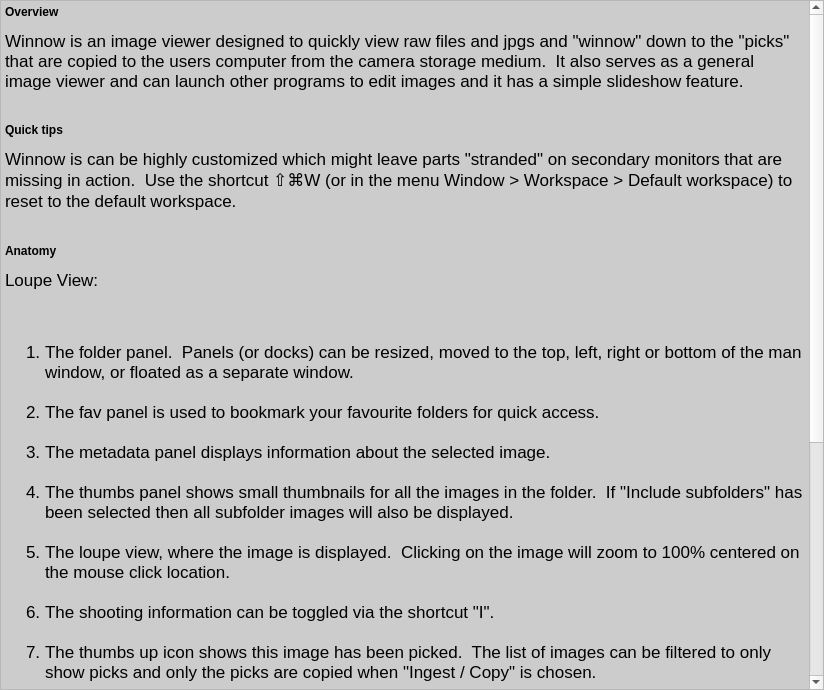
Above: helpform.ui from towhee/Winnow64 before the change. Below: the same form after it.
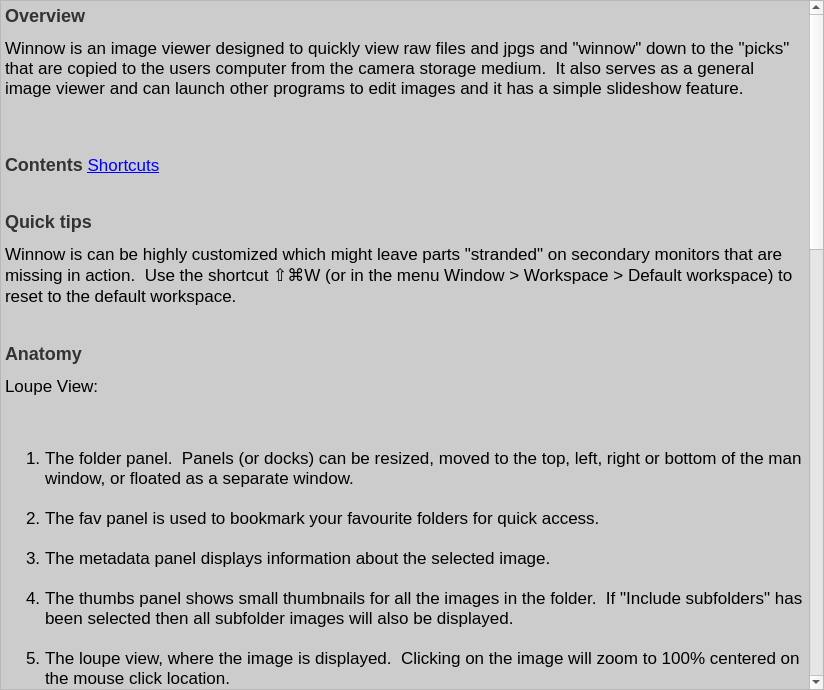
That is the form after the change. Icons and pictures are not drawn.

Commit message: Added quick filters

The edit to the form file:
```diff
--- a/helpform.ui
+++ b/helpform.ui
@@ -44,11 +44,12 @@
 &lt;html&gt;&lt;head&gt;&lt;meta name=&quot;qrichtext&quot; content=&quot;1&quot; /&gt;&lt;title&gt;Winnow help&lt;/title&gt;&lt;style type=&quot;text/css&quot;&gt;
 p, li { white-space: pre-wrap; }
 &lt;/style&gt;&lt;/head&gt;&lt;body style=&quot; font-family:'.SF NS Text'; font-size:13pt; font-weight:400; font-style:normal;&quot; bgcolor=&quot;#cccccc&quot;&gt;
-&lt;p style=&quot; margin-top:12px; margin-bottom:12px; margin-left:0px; margin-right:0px; -qt-block-indent:0; text-indent:0px;&quot;&gt;&lt;span style=&quot; font-size:medium; font-weight:600;&quot;&gt;Overview&lt;/span&gt;&lt;/p&gt;
-&lt;p style=&quot; margin-top:0px; margin-bottom:0px; margin-left:0px; margin-right:0px; -qt-block-indent:0; text-indent:0px;&quot;&gt;Winnow is an image viewer designed to quickly view raw files and jpgs and &amp;quot;winnow&amp;quot; down to the &amp;quot;picks&amp;quot; that are copied to the users computer from the camera storage medium.  It also serves as a general image viewer and can launch other programs to edit images and it has a simple slideshow feature.&lt;br /&gt;&lt;/p&gt;
-&lt;p style=&quot; margin-top:12px; margin-bottom:12px; margin-left:0px; margin-right:0px; -qt-block-indent:0; text-indent:0px;&quot;&gt;&lt;span style=&quot; font-size:medium; font-weight:600;&quot;&gt;Quick tips&lt;/span&gt;&lt;/p&gt;
+&lt;p style=&quot; margin-top:16px; margin-bottom:12px; margin-left:0px; margin-right:0px; -qt-block-indent:0; text-indent:0px;&quot;&gt;&lt;span style=&quot; font-size:x-large; font-weight:600; color:#333333;&quot;&gt;Overview&lt;/span&gt;&lt;/p&gt;
+&lt;p style=&quot; margin-top:0px; margin-bottom:0px; margin-left:0px; margin-right:0px; -qt-block-indent:0; text-indent:0px;&quot;&gt;Winnow is an image viewer designed to quickly view raw files and jpgs and &amp;quot;winnow&amp;quot; down to the &amp;quot;picks&amp;quot; that are copied to the users computer from the camera storage medium.  It also serves as a general image viewer and can launch other programs to edit images and it has a simple slideshow feature.&lt;br /&gt;&lt;br /&gt;&lt;/p&gt;
+&lt;p style=&quot; margin-top:16px; margin-bottom:12px; margin-left:0px; margin-right:0px; -qt-block-indent:0; text-indent:0px;&quot;&gt;&lt;span style=&quot; font-size:x-large; font-weight:600; color:#333333;&quot;&gt;Contents&lt;/span&gt; &lt;a href=&quot;#Shortcuts&quot;&gt;&lt;span style=&quot; text-decoration: underline; color:#0000ff;&quot;&gt;Shortcuts&lt;/span&gt;&lt;/a&gt;&lt;br /&gt;&lt;/p&gt;
+&lt;p style=&quot; margin-top:16px; margin-bottom:12px; margin-left:0px; margin-right:0px; -qt-block-indent:0; text-indent:0px;&quot;&gt;&lt;span style=&quot; font-size:x-large; font-weight:600; color:#333333;&quot;&gt;Quick tips&lt;/span&gt;&lt;/p&gt;
 &lt;p style=&quot; margin-top:0px; margin-bottom:0px; margin-left:0px; margin-right:0px; -qt-block-indent:0; text-indent:0px;&quot;&gt;Winnow is can be highly customized which might leave parts &amp;quot;stranded&amp;quot; on secondary monitors that are missing in action.  Use the shortcut ⇧⌘W (or in the menu Window &amp;gt; Workspace &amp;gt; Default workspace) to reset to the default workspace.&lt;br /&gt;&lt;/p&gt;
-&lt;p style=&quot; margin-top:12px; margin-bottom:12px; margin-left:0px; margin-right:0px; -qt-block-indent:0; text-indent:0px;&quot;&gt;&lt;span style=&quot; font-size:medium; font-weight:600;&quot;&gt;Anatomy&lt;/span&gt;&lt;/p&gt;
+&lt;p style=&quot; margin-top:16px; margin-bottom:12px; margin-left:0px; margin-right:0px; -qt-block-indent:0; text-indent:0px;&quot;&gt;&lt;span style=&quot; font-size:x-large; font-weight:600; color:#333333;&quot;&gt;Anatomy&lt;/span&gt;&lt;/p&gt;
 &lt;p style=&quot; margin-top:0px; margin-bottom:0px; margin-left:0px; margin-right:0px; -qt-block-indent:0; text-indent:0px;&quot;&gt;Loupe View:&lt;br /&gt;&lt;img src=&quot;../images/Winnow%20Loupe%20View.png&quot; width=&quot;800&quot; height=&quot;549&quot; /&gt;&lt;br /&gt;&lt;/p&gt;
 &lt;ol style=&quot;margin-top: 0px; margin-bottom: 0px; margin-left: 0px; margin-right: 0px; -qt-list-indent: 1;&quot;&gt;&lt;li style=&quot; margin-top:12px; margin-bottom:0px; margin-left:0px; margin-right:0px; -qt-block-indent:0; text-indent:0px;&quot;&gt;The folder panel.  Panels (or docks) can be resized, moved to the top, left, right or bottom of the man window, or floated as a separate window.&lt;br /&gt;&lt;/li&gt;
 &lt;li style=&quot; margin-top:0px; margin-bottom:0px; margin-left:0px; margin-right:0px; -qt-block-indent:0; text-indent:0px;&quot;&gt;The fav panel is used to bookmark your favourite folders for quick access.&lt;br /&gt;&lt;/li&gt;
@@ -61,7 +62,279 @@
 &lt;li style=&quot; margin-top:0px; margin-bottom:0px; margin-left:0px; margin-right:0px; -qt-block-indent:0; text-indent:0px;&quot;&gt;This is the image cache status display.  The entire bar represents all the images in the thumb list.  The green part shows the images that have been cached and the tiny red bar shows where the current selection is situated.  Cached images display much faster.&lt;br /&gt;&lt;/li&gt;
 &lt;li style=&quot; margin-top:0px; margin-bottom:12px; margin-left:0px; margin-right:0px; -qt-block-indent:0; text-indent:0px;&quot;&gt;The cache status buttons (metadata, thumbs and full size images respectively) turn green when caching is active.   &lt;/li&gt;&lt;/ol&gt;
 &lt;p style=&quot; margin-top:12px; margin-bottom:12px; margin-left:0px; margin-right:0px; -qt-block-indent:0; text-indent:0px;&quot;&gt;Grid View:    &lt;br /&gt;&lt;img src=&quot;../images/Winnow%20Grid%20View.png&quot; width=&quot;800&quot; height=&quot;549&quot; /&gt;&lt;br /&gt;&lt;/p&gt;
-&lt;p style=&quot; margin-top:12px; margin-bottom:12px; margin-left:0px; margin-right:0px; -qt-block-indent:0; text-indent:0px;&quot;&gt;&lt;br /&gt;&lt;br /&gt;&lt;/p&gt;
+&lt;p style=&quot; margin-top:12px; margin-bottom:12px; margin-left:0px; margin-right:0px; -qt-block-indent:0; text-indent:0px;&quot;&gt;&lt;a name=&quot;Shortcuts&quot;&gt;&lt;/a&gt;&lt;span style=&quot; font-size:medium; font-weight:600;&quot;&gt;S&lt;/span&gt;&lt;span style=&quot; font-size:medium; font-weight:600;&quot;&gt;hortcuts&lt;/span&gt; &lt;/p&gt;
+&lt;table border=&quot;0&quot; style=&quot; margin-top:0px; margin-bottom:0px; margin-left:0px; margin-right:0px;&quot; width=&quot;800&quot; cellspacing=&quot;0&quot; cellpadding=&quot;0&quot;&gt;
+&lt;tr&gt;
+&lt;td width=&quot;300&quot; style=&quot; vertical-align:top;&quot;&gt;
+&lt;p style=&quot; margin-top:0px; margin-bottom:0px; margin-left:0px; margin-right:0px; -qt-block-indent:0; text-indent:0px;&quot;&gt;File Actions&lt;br /&gt;&lt;/p&gt;&lt;/td&gt;
+&lt;td width=&quot;100&quot; style=&quot; vertical-align:top;&quot;&gt;
+&lt;p style=&quot; margin-top:0px; margin-bottom:0px; margin-left:0px; margin-right:0px; -qt-block-indent:0; text-indent:0px;&quot;&gt;&lt;br /&gt;&lt;/p&gt;&lt;/td&gt;
+&lt;td width=&quot;300&quot; style=&quot; vertical-align:top;&quot;&gt;
+&lt;p style=&quot; margin-top:0px; margin-bottom:0px; margin-left:0px; margin-right:0px; -qt-block-indent:0; text-indent:0px;&quot;&gt;View Actions&lt;br /&gt;&lt;/p&gt;&lt;/td&gt;
+&lt;td width=&quot;100&quot; style=&quot; vertical-align:top;&quot;&gt;
+&lt;p style=&quot; margin-top:0px; margin-bottom:0px; margin-left:0px; margin-right:0px; -qt-block-indent:0; text-indent:0px;&quot;&gt;&lt;br /&gt;&lt;/p&gt;&lt;/td&gt;&lt;/tr&gt;
+&lt;tr&gt;
+&lt;td style=&quot; vertical-align:top;&quot;&gt;
+&lt;p style=&quot; margin-top:0px; margin-bottom:0px; margin-left:0px; margin-right:0px; -qt-block-indent:0; text-indent:0px;&quot;&gt;&lt;span style=&quot; color:#666666;&quot;&gt;  Open a folder .................................................&lt;br /&gt;&lt;/span&gt;&lt;/p&gt;&lt;/td&gt;
+&lt;td style=&quot; vertical-align:top;&quot;&gt;
+&lt;p style=&quot; margin-top:0px; margin-bottom:0px; margin-left:0px; margin-right:0px; -qt-block-indent:0; text-indent:0px;&quot;&gt;&lt;span style=&quot; color:#3366ff;&quot;&gt;O&lt;br /&gt;&lt;/span&gt;&lt;/p&gt;&lt;/td&gt;
+&lt;td style=&quot; vertical-align:top;&quot;&gt;
+&lt;p style=&quot; margin-top:0px; margin-bottom:0px; margin-left:0px; margin-right:0px; -qt-block-indent:0; text-indent:0px;&quot;&gt;&lt;span style=&quot; color:#666666;&quot;&gt;  Loupe view ....................................................&lt;br /&gt;&lt;/span&gt;&lt;/p&gt;&lt;/td&gt;
+&lt;td style=&quot; vertical-align:top;&quot;&gt;
+&lt;p style=&quot; margin-top:0px; margin-bottom:0px; margin-left:0px; margin-right:0px; -qt-block-indent:0; text-indent:0px;&quot;&gt;&lt;span style=&quot; color:#3366ff;&quot;&gt;E&lt;br /&gt;&lt;/span&gt;&lt;/p&gt;&lt;/td&gt;&lt;/tr&gt;
+&lt;tr&gt;
+&lt;td style=&quot; vertical-align:top;&quot;&gt;
+&lt;p style=&quot; margin-top:0px; margin-bottom:0px; margin-left:0px; margin-right:0px; -qt-block-indent:0; text-indent:0px;&quot;&gt;&lt;span style=&quot; color:#666666;&quot;&gt;  Ingest/copy picks ...........................................&lt;br /&gt;&lt;/span&gt;&lt;/p&gt;&lt;/td&gt;
+&lt;td style=&quot; vertical-align:top;&quot;&gt;
+&lt;p style=&quot; margin-top:0px; margin-bottom:0px; margin-left:0px; margin-right:0px; -qt-block-indent:0; text-indent:0px;&quot;&gt;&lt;span style=&quot; color:#3366ff;&quot;&gt;Q&lt;br /&gt;&lt;/span&gt;&lt;/p&gt;&lt;/td&gt;
+&lt;td style=&quot; vertical-align:top;&quot;&gt;
+&lt;p style=&quot; margin-top:0px; margin-bottom:0px; margin-left:0px; margin-right:0px; -qt-block-indent:0; text-indent:0px;&quot;&gt;&lt;span style=&quot; color:#666666;&quot;&gt;  Grid view .......................................................&lt;br /&gt;&lt;/span&gt;&lt;/p&gt;&lt;/td&gt;
+&lt;td style=&quot; vertical-align:top;&quot;&gt;
+&lt;p style=&quot; margin-top:0px; margin-bottom:0px; margin-left:0px; margin-right:0px; -qt-block-indent:0; text-indent:0px;&quot;&gt;&lt;span style=&quot; color:#3366ff;&quot;&gt;G&lt;br /&gt;&lt;/span&gt;&lt;/p&gt;&lt;/td&gt;&lt;/tr&gt;
+&lt;tr&gt;
+&lt;td style=&quot; vertical-align:top;&quot;&gt;
+&lt;p style=&quot; margin-top:0px; margin-bottom:0px; margin-left:0px; margin-right:0px; -qt-block-indent:0; text-indent:0px;&quot;&gt;&lt;span style=&quot; color:#666666;&quot;&gt;  Toggle pick image ......................................... &lt;/span&gt;&lt;/p&gt;&lt;/td&gt;
+&lt;td style=&quot; vertical-align:top;&quot;&gt;
+&lt;p style=&quot; margin-top:0px; margin-bottom:0px; margin-left:0px; margin-right:0px; -qt-block-indent:0; text-indent:0px;&quot;&gt;&lt;span style=&quot; color:#3366ff;&quot;&gt;`&lt;/span&gt;&lt;br /&gt;&lt;/p&gt;&lt;/td&gt;
+&lt;td style=&quot; vertical-align:top;&quot;&gt;
+&lt;p style=&quot; margin-top:0px; margin-bottom:0px; margin-left:0px; margin-right:0px; -qt-block-indent:0; text-indent:0px;&quot;&gt;&lt;span style=&quot; color:#666666;&quot;&gt;  Compare view ................................................&lt;br /&gt;&lt;/span&gt;&lt;/p&gt;&lt;/td&gt;
+&lt;td style=&quot; vertical-align:top;&quot;&gt;
+&lt;p style=&quot; margin-top:0px; margin-bottom:0px; margin-left:0px; margin-right:0px; -qt-block-indent:0; text-indent:0px;&quot;&gt;&lt;span style=&quot; color:#3366ff;&quot;&gt;C&lt;br /&gt;&lt;/span&gt;&lt;/p&gt;&lt;/td&gt;&lt;/tr&gt;
+&lt;tr&gt;
+&lt;td style=&quot; vertical-align:top;&quot;&gt;
+&lt;p style=&quot; margin-top:0px; margin-bottom:0px; margin-left:0px; margin-right:0px; -qt-block-indent:0; text-indent:0px;&quot;&gt;  &lt;span style=&quot; color:#666666;&quot;&gt;Reveal in Explorer/Finder .............................&lt;/span&gt;&lt;br /&gt;&lt;/p&gt;&lt;/td&gt;
+&lt;td style=&quot; vertical-align:top;&quot;&gt;
+&lt;p style=&quot; margin-top:0px; margin-bottom:0px; margin-left:0px; margin-right:0px; -qt-block-indent:0; text-indent:0px;&quot;&gt;&lt;span style=&quot; color:#3366ff;&quot;&gt;⌘F&lt;/span&gt;&lt;br /&gt;&lt;/p&gt;&lt;/td&gt;
+&lt;td style=&quot; vertical-align:top;&quot;&gt;
+&lt;p style=&quot; margin-top:0px; margin-bottom:0px; margin-left:0px; margin-right:0px; -qt-block-indent:0; text-indent:0px;&quot;&gt;&lt;span style=&quot; color:#666666;&quot;&gt;  Show/hide shooting info ................................&lt;br /&gt;&lt;/span&gt;&lt;/p&gt;&lt;/td&gt;
+&lt;td style=&quot; vertical-align:top;&quot;&gt;
+&lt;p style=&quot; margin-top:0px; margin-bottom:0px; margin-left:0px; margin-right:0px; -qt-block-indent:0; text-indent:0px;&quot;&gt;&lt;span style=&quot; color:#3366ff;&quot;&gt;I&lt;br /&gt;&lt;/span&gt;&lt;/p&gt;&lt;/td&gt;&lt;/tr&gt;
+&lt;tr&gt;
+&lt;td style=&quot; vertical-align:top;&quot;&gt;
+&lt;p style=&quot; margin-top:0px; margin-bottom:0px; margin-left:0px; margin-right:0px; -qt-block-indent:0; text-indent:0px;&quot;&gt;&lt;br /&gt;&lt;/p&gt;&lt;/td&gt;
+&lt;td style=&quot; vertical-align:top;&quot;&gt;
+&lt;p style=&quot; margin-top:0px; margin-bottom:0px; margin-left:0px; margin-right:0px; -qt-block-indent:0; text-indent:0px;&quot;&gt;&lt;br /&gt;&lt;/p&gt;&lt;/td&gt;
+&lt;td style=&quot; vertical-align:top;&quot;&gt;
+&lt;p style=&quot; margin-top:0px; margin-bottom:0px; margin-left:0px; margin-right:0px; -qt-block-indent:0; text-indent:0px;&quot;&gt;  &lt;br /&gt;&lt;/p&gt;&lt;/td&gt;
+&lt;td style=&quot; vertical-align:top;&quot;&gt;
+&lt;p style=&quot; margin-top:0px; margin-bottom:0px; margin-left:0px; margin-right:0px; -qt-block-indent:0; text-indent:0px;&quot;&gt;&lt;br /&gt;&lt;/p&gt;&lt;/td&gt;&lt;/tr&gt;
+&lt;tr&gt;
+&lt;td style=&quot; vertical-align:top;&quot;&gt;
+&lt;p style=&quot; margin-top:0px; margin-bottom:0px; margin-left:0px; margin-right:0px; -qt-block-indent:0; text-indent:0px;&quot;&gt;&lt;br /&gt;&lt;/p&gt;&lt;/td&gt;
+&lt;td style=&quot; vertical-align:top;&quot;&gt;
+&lt;p style=&quot; margin-top:0px; margin-bottom:0px; margin-left:0px; margin-right:0px; -qt-block-indent:0; text-indent:0px;&quot;&gt;&lt;br /&gt;&lt;/p&gt;&lt;/td&gt;
+&lt;td style=&quot; vertical-align:top;&quot;&gt;
+&lt;p style=&quot; margin-top:0px; margin-bottom:0px; margin-left:0px; margin-right:0px; -qt-block-indent:0; text-indent:0px;&quot;&gt;&lt;br /&gt;&lt;/p&gt;&lt;/td&gt;
+&lt;td style=&quot; vertical-align:top;&quot;&gt;
+&lt;p style=&quot; margin-top:0px; margin-bottom:0px; margin-left:0px; margin-right:0px; -qt-block-indent:0; text-indent:0px;&quot;&gt;&lt;br /&gt;&lt;/p&gt;&lt;/td&gt;&lt;/tr&gt;
+&lt;tr&gt;
+&lt;td style=&quot; vertical-align:top;&quot;&gt;
+&lt;p style=&quot; margin-top:0px; margin-bottom:0px; margin-left:0px; margin-right:0px; -qt-block-indent:0; text-indent:0px;&quot;&gt;&lt;br /&gt;&lt;/p&gt;&lt;/td&gt;
+&lt;td style=&quot; vertical-align:top;&quot;&gt;
+&lt;p style=&quot; margin-top:0px; margin-bottom:0px; margin-left:0px; margin-right:0px; -qt-block-indent:0; text-indent:0px;&quot;&gt;&lt;br /&gt;&lt;/p&gt;&lt;/td&gt;
+&lt;td style=&quot; vertical-align:top;&quot;&gt;
+&lt;p style=&quot; margin-top:0px; margin-bottom:0px; margin-left:0px; margin-right:0px; -qt-block-indent:0; text-indent:0px;&quot;&gt;&lt;br /&gt;&lt;/p&gt;&lt;/td&gt;
+&lt;td style=&quot; vertical-align:top;&quot;&gt;
+&lt;p style=&quot; margin-top:0px; margin-bottom:0px; margin-left:0px; margin-right:0px; -qt-block-indent:0; text-indent:0px;&quot;&gt;&lt;br /&gt;&lt;/p&gt;&lt;/td&gt;&lt;/tr&gt;
+&lt;tr&gt;
+&lt;td style=&quot; vertical-align:top;&quot;&gt;
+&lt;p style=&quot; margin-top:0px; margin-bottom:0px; margin-left:0px; margin-right:0px; -qt-block-indent:0; text-indent:0px;&quot;&gt;&lt;br /&gt;&lt;/p&gt;&lt;/td&gt;
+&lt;td style=&quot; vertical-align:top;&quot;&gt;
+&lt;p style=&quot; margin-top:0px; margin-bottom:0px; margin-left:0px; margin-right:0px; -qt-block-indent:0; text-indent:0px;&quot;&gt;&lt;br /&gt;&lt;/p&gt;&lt;/td&gt;
+&lt;td style=&quot; vertical-align:top;&quot;&gt;
+&lt;p style=&quot; margin-top:0px; margin-bottom:0px; margin-left:0px; margin-right:0px; -qt-block-indent:0; text-indent:0px;&quot;&gt;&lt;br /&gt;&lt;/p&gt;&lt;/td&gt;
+&lt;td style=&quot; vertical-align:top;&quot;&gt;
+&lt;p style=&quot; margin-top:0px; margin-bottom:0px; margin-left:0px; margin-right:0px; -qt-block-indent:0; text-indent:0px;&quot;&gt;&lt;br /&gt;&lt;/p&gt;&lt;/td&gt;&lt;/tr&gt;
+&lt;tr&gt;
+&lt;td style=&quot; vertical-align:top;&quot;&gt;
+&lt;p style=&quot; margin-top:0px; margin-bottom:0px; margin-left:0px; margin-right:0px; -qt-block-indent:0; text-indent:0px;&quot;&gt;&lt;br /&gt;&lt;/p&gt;&lt;/td&gt;
+&lt;td style=&quot; vertical-align:top;&quot;&gt;
+&lt;p style=&quot; margin-top:0px; margin-bottom:0px; margin-left:0px; margin-right:0px; -qt-block-indent:0; text-indent:0px;&quot;&gt;&lt;br /&gt;&lt;/p&gt;&lt;/td&gt;
+&lt;td style=&quot; vertical-align:top;&quot;&gt;
+&lt;p style=&quot; margin-top:0px; margin-bottom:0px; margin-left:0px; margin-right:0px; -qt-block-indent:0; text-indent:0px;&quot;&gt;&lt;br /&gt;&lt;/p&gt;&lt;/td&gt;
+&lt;td style=&quot; vertical-align:top;&quot;&gt;
+&lt;p style=&quot; margin-top:0px; margin-bottom:0px; margin-left:0px; margin-right:0px; -qt-block-indent:0; text-indent:0px;&quot;&gt;&lt;br /&gt;&lt;/p&gt;&lt;/td&gt;&lt;/tr&gt;
+&lt;tr&gt;
+&lt;td style=&quot; vertical-align:top;&quot;&gt;
+&lt;p style=&quot; margin-top:0px; margin-bottom:0px; margin-left:0px; margin-right:0px; -qt-block-indent:0; text-indent:0px;&quot;&gt;&lt;br /&gt;&lt;/p&gt;&lt;/td&gt;
+&lt;td style=&quot; vertical-align:top;&quot;&gt;
+&lt;p style=&quot; margin-top:0px; margin-bottom:0px; margin-left:0px; margin-right:0px; -qt-block-indent:0; text-indent:0px;&quot;&gt;&lt;br /&gt;&lt;/p&gt;&lt;/td&gt;
+&lt;td style=&quot; vertical-align:top;&quot;&gt;
+&lt;p style=&quot; margin-top:0px; margin-bottom:0px; margin-left:0px; margin-right:0px; -qt-block-indent:0; text-indent:0px;&quot;&gt;&lt;br /&gt;&lt;/p&gt;&lt;/td&gt;
+&lt;td style=&quot; vertical-align:top;&quot;&gt;
+&lt;p style=&quot; margin-top:0px; margin-bottom:0px; margin-left:0px; margin-right:0px; -qt-block-indent:0; text-indent:0px;&quot;&gt;&lt;br /&gt;&lt;/p&gt;&lt;/td&gt;&lt;/tr&gt;
+&lt;tr&gt;
+&lt;td style=&quot; vertical-align:top;&quot;&gt;
+&lt;p style=&quot; margin-top:0px; margin-bottom:0px; margin-left:0px; margin-right:0px; -qt-block-indent:0; text-indent:0px;&quot;&gt;&lt;br /&gt;&lt;/p&gt;&lt;/td&gt;
+&lt;td style=&quot; vertical-align:top;&quot;&gt;
+&lt;p style=&quot; margin-top:0px; margin-bottom:0px; margin-left:0px; margin-right:0px; -qt-block-indent:0; text-indent:0px;&quot;&gt;&lt;br /&gt;&lt;/p&gt;&lt;/td&gt;
+&lt;td style=&quot; vertical-align:top;&quot;&gt;
+&lt;p style=&quot; margin-top:0px; margin-bottom:0px; margin-left:0px; margin-right:0px; -qt-block-indent:0; text-indent:0px;&quot;&gt;&lt;br /&gt;&lt;/p&gt;&lt;/td&gt;
+&lt;td style=&quot; vertical-align:top;&quot;&gt;
+&lt;p style=&quot; margin-top:0px; margin-bottom:0px; margin-left:0px; margin-right:0px; -qt-block-indent:0; text-indent:0px;&quot;&gt;&lt;br /&gt;&lt;/p&gt;&lt;/td&gt;&lt;/tr&gt;
+&lt;tr&gt;
+&lt;td style=&quot; vertical-align:top;&quot;&gt;
+&lt;p style=&quot; margin-top:0px; margin-bottom:0px; margin-left:0px; margin-right:0px; -qt-block-indent:0; text-indent:0px;&quot;&gt;&lt;br /&gt;&lt;/p&gt;&lt;/td&gt;
+&lt;td style=&quot; vertical-align:top;&quot;&gt;
+&lt;p style=&quot; margin-top:0px; margin-bottom:0px; margin-left:0px; margin-right:0px; -qt-block-indent:0; text-indent:0px;&quot;&gt;&lt;br /&gt;&lt;/p&gt;&lt;/td&gt;
+&lt;td style=&quot; vertical-align:top;&quot;&gt;
+&lt;p style=&quot; margin-top:0px; margin-bottom:0px; margin-left:0px; margin-right:0px; -qt-block-indent:0; text-indent:0px;&quot;&gt;&lt;br /&gt;&lt;/p&gt;&lt;/td&gt;
+&lt;td style=&quot; vertical-align:top;&quot;&gt;
+&lt;p style=&quot; margin-top:0px; margin-bottom:0px; margin-left:0px; margin-right:0px; -qt-block-indent:0; text-indent:0px;&quot;&gt;&lt;br /&gt;&lt;/p&gt;&lt;/td&gt;&lt;/tr&gt;
+&lt;tr&gt;
+&lt;td style=&quot; vertical-align:top;&quot;&gt;
+&lt;p style=&quot; margin-top:0px; margin-bottom:0px; margin-left:0px; margin-right:0px; -qt-block-indent:0; text-indent:0px;&quot;&gt;&lt;br /&gt;&lt;/p&gt;&lt;/td&gt;
+&lt;td style=&quot; vertical-align:top;&quot;&gt;
+&lt;p style=&quot; margin-top:0px; margin-bottom:0px; margin-left:0px; margin-right:0px; -qt-block-indent:0; text-indent:0px;&quot;&gt;&lt;br /&gt;&lt;/p&gt;&lt;/td&gt;
+&lt;td style=&quot; vertical-align:top;&quot;&gt;
+&lt;p style=&quot; margin-top:0px; margin-bottom:0px; margin-left:0px; margin-right:0px; -qt-block-indent:0; text-indent:0px;&quot;&gt;&lt;br /&gt;&lt;/p&gt;&lt;/td&gt;
+&lt;td style=&quot; vertical-align:top;&quot;&gt;
+&lt;p style=&quot; margin-top:0px; margin-bottom:0px; margin-left:0px; margin-right:0px; -qt-block-indent:0; text-indent:0px;&quot;&gt;&lt;br /&gt;&lt;/p&gt;&lt;/td&gt;&lt;/tr&gt;
+&lt;tr&gt;
+&lt;td style=&quot; vertical-align:top;&quot;&gt;
+&lt;p style=&quot; margin-top:0px; margin-bottom:0px; margin-left:0px; margin-right:0px; -qt-block-indent:0; text-indent:0px;&quot;&gt;&lt;br /&gt;&lt;/p&gt;&lt;/td&gt;
+&lt;td style=&quot; vertical-align:top;&quot;&gt;
+&lt;p style=&quot; margin-top:0px; margin-bottom:0px; margin-left:0px; margin-right:0px; -qt-block-indent:0; text-indent:0px;&quot;&gt;&lt;br /&gt;&lt;/p&gt;&lt;/td&gt;
+&lt;td style=&quot; vertical-align:top;&quot;&gt;
+&lt;p style=&quot; margin-top:0px; margin-bottom:0px; margin-left:0px; margin-right:0px; -qt-block-indent:0; text-indent:0px;&quot;&gt;&lt;br /&gt;&lt;/p&gt;&lt;/td&gt;
+&lt;td style=&quot; vertical-align:top;&quot;&gt;
+&lt;p style=&quot; margin-top:0px; margin-bottom:0px; margin-left:0px; margin-right:0px; -qt-block-indent:0; text-indent:0px;&quot;&gt;&lt;br /&gt;&lt;/p&gt;&lt;/td&gt;&lt;/tr&gt;
+&lt;tr&gt;
+&lt;td style=&quot; vertical-align:top;&quot;&gt;
+&lt;p style=&quot; margin-top:0px; margin-bottom:0px; margin-left:0px; margin-right:0px; -qt-block-indent:0; text-indent:0px;&quot;&gt;&lt;br /&gt;&lt;/p&gt;&lt;/td&gt;
+&lt;td style=&quot; vertical-align:top;&quot;&gt;
+&lt;p style=&quot; margin-top:0px; margin-bottom:0px; margin-left:0px; margin-right:0px; -qt-block-indent:0; text-indent:0px;&quot;&gt;&lt;br /&gt;&lt;/p&gt;&lt;/td&gt;
+&lt;td style=&quot; vertical-align:top;&quot;&gt;
+&lt;p style=&quot; margin-top:0px; margin-bottom:0px; margin-left:0px; margin-right:0px; -qt-block-indent:0; text-indent:0px;&quot;&gt;&lt;br /&gt;&lt;/p&gt;&lt;/td&gt;
+&lt;td style=&quot; vertical-align:top;&quot;&gt;
+&lt;p style=&quot; margin-top:0px; margin-bottom:0px; margin-left:0px; margin-right:0px; -qt-block-indent:0; text-indent:0px;&quot;&gt;&lt;br /&gt;&lt;/p&gt;&lt;/td&gt;&lt;/tr&gt;
+&lt;tr&gt;
+&lt;td style=&quot; vertical-align:top;&quot;&gt;
+&lt;p style=&quot; margin-top:0px; margin-bottom:0px; margin-left:0px; margin-right:0px; -qt-block-indent:0; text-indent:0px;&quot;&gt;&lt;br /&gt;&lt;/p&gt;&lt;/td&gt;
+&lt;td style=&quot; vertical-align:top;&quot;&gt;
+&lt;p style=&quot; margin-top:0px; margin-bottom:0px; margin-left:0px; margin-right:0px; -qt-block-indent:0; text-indent:0px;&quot;&gt;&lt;br /&gt;&lt;/p&gt;&lt;/td&gt;
+&lt;td style=&quot; vertical-align:top;&quot;&gt;
+&lt;p style=&quot; margin-top:0px; margin-bottom:0px; margin-left:0px; margin-right:0px; -qt-block-indent:0; text-indent:0px;&quot;&gt;&lt;br /&gt;&lt;/p&gt;&lt;/td&gt;
+&lt;td style=&quot; vertical-align:top;&quot;&gt;
+&lt;p style=&quot; margin-top:0px; margin-bottom:0px; margin-left:0px; margin-right:0px; -qt-block-indent:0; text-indent:0px;&quot;&gt;&lt;br /&gt;&lt;/p&gt;&lt;/td&gt;&lt;/tr&gt;
+&lt;tr&gt;
+&lt;td style=&quot; vertical-align:top;&quot;&gt;
+&lt;p style=&quot; margin-top:0px; margin-bottom:0px; margin-left:0px; margin-right:0px; -qt-block-indent:0; text-indent:0px;&quot;&gt;&lt;br /&gt;&lt;/p&gt;&lt;/td&gt;
+&lt;td style=&quot; vertical-align:top;&quot;&gt;
+&lt;p style=&quot; margin-top:0px; margin-bottom:0px; margin-left:0px; margin-right:0px; -qt-block-indent:0; text-indent:0px;&quot;&gt;&lt;br /&gt;&lt;/p&gt;&lt;/td&gt;
+&lt;td style=&quot; vertical-align:top;&quot;&gt;
+&lt;p style=&quot; margin-top:0px; margin-bottom:0px; margin-left:0px; margin-right:0px; -qt-block-indent:0; text-indent:0px;&quot;&gt;&lt;br /&gt;&lt;/p&gt;&lt;/td&gt;
+&lt;td style=&quot; vertical-align:top;&quot;&gt;
+&lt;p style=&quot; margin-top:0px; margin-bottom:0px; margin-left:0px; margin-right:0px; -qt-block-indent:0; text-indent:0px;&quot;&gt;&lt;br /&gt;&lt;/p&gt;&lt;/td&gt;&lt;/tr&gt;
+&lt;tr&gt;
+&lt;td style=&quot; vertical-align:top;&quot;&gt;
+&lt;p style=&quot; margin-top:0px; margin-bottom:0px; margin-left:0px; margin-right:0px; -qt-block-indent:0; text-indent:0px;&quot;&gt;&lt;br /&gt;&lt;/p&gt;&lt;/td&gt;
+&lt;td style=&quot; vertical-align:top;&quot;&gt;
+&lt;p style=&quot; margin-top:0px; margin-bottom:0px; margin-left:0px; margin-right:0px; -qt-block-indent:0; text-indent:0px;&quot;&gt;&lt;br /&gt;&lt;/p&gt;&lt;/td&gt;
+&lt;td style=&quot; vertical-align:top;&quot;&gt;
+&lt;p style=&quot; margin-top:0px; margin-bottom:0px; margin-left:0px; margin-right:0px; -qt-block-indent:0; text-indent:0px;&quot;&gt;&lt;br /&gt;&lt;/p&gt;&lt;/td&gt;
+&lt;td style=&quot; vertical-align:top;&quot;&gt;
+&lt;p style=&quot; margin-top:0px; margin-bottom:0px; margin-left:0px; margin-right:0px; -qt-block-indent:0; text-indent:0px;&quot;&gt;&lt;br /&gt;&lt;/p&gt;&lt;/td&gt;&lt;/tr&gt;
+&lt;tr&gt;
+&lt;td style=&quot; vertical-align:top;&quot;&gt;
+&lt;p style=&quot; margin-top:0px; margin-bottom:0px; margin-left:0px; margin-right:0px; -qt-block-indent:0; text-indent:0px;&quot;&gt;&lt;br /&gt;&lt;/p&gt;&lt;/td&gt;
+&lt;td style=&quot; vertical-align:top;&quot;&gt;
+&lt;p style=&quot; margin-top:0px; margin-bottom:0px; margin-left:0px; margin-right:0px; -qt-block-indent:0; text-indent:0px;&quot;&gt;&lt;br /&gt;&lt;/p&gt;&lt;/td&gt;
+&lt;td style=&quot; vertical-align:top;&quot;&gt;
+&lt;p style=&quot; margin-top:0px; margin-bottom:0px; margin-left:0px; margin-right:0px; -qt-block-indent:0; text-indent:0px;&quot;&gt;&lt;br /&gt;&lt;/p&gt;&lt;/td&gt;
+&lt;td style=&quot; vertical-align:top;&quot;&gt;
+&lt;p style=&quot; margin-top:0px; margin-bottom:0px; margin-left:0px; margin-right:0px; -qt-block-indent:0; text-indent:0px;&quot;&gt;&lt;br /&gt;&lt;/p&gt;&lt;/td&gt;&lt;/tr&gt;
+&lt;tr&gt;
+&lt;td style=&quot; vertical-align:top;&quot;&gt;
+&lt;p style=&quot; margin-top:0px; margin-bottom:0px; margin-left:0px; margin-right:0px; -qt-block-indent:0; text-indent:0px;&quot;&gt;&lt;br /&gt;&lt;/p&gt;&lt;/td&gt;
+&lt;td style=&quot; vertical-align:top;&quot;&gt;
+&lt;p style=&quot; margin-top:0px; margin-bottom:0px; margin-left:0px; margin-right:0px; -qt-block-indent:0; text-indent:0px;&quot;&gt;&lt;br /&gt;&lt;/p&gt;&lt;/td&gt;
+&lt;td style=&quot; vertical-align:top;&quot;&gt;
+&lt;p style=&quot; margin-top:0px; margin-bottom:0px; margin-left:0px; margin-right:0px; -qt-block-indent:0; text-indent:0px;&quot;&gt;&lt;br /&gt;&lt;/p&gt;&lt;/td&gt;
+&lt;td style=&quot; vertical-align:top;&quot;&gt;
+&lt;p style=&quot; margin-top:0px; margin-bottom:0px; margin-left:0px; margin-right:0px; -qt-block-indent:0; text-indent:0px;&quot;&gt;&lt;br /&gt;&lt;/p&gt;&lt;/td&gt;&lt;/tr&gt;
+&lt;tr&gt;
+&lt;td style=&quot; vertical-align:top;&quot;&gt;
+&lt;p style=&quot; margin-top:0px; margin-bottom:0px; margin-left:0px; margin-right:0px; -qt-block-indent:0; text-indent:0px;&quot;&gt;&lt;br /&gt;&lt;/p&gt;&lt;/td&gt;
+&lt;td style=&quot; vertical-align:top;&quot;&gt;
+&lt;p style=&quot; margin-top:0px; margin-bottom:0px; margin-left:0px; margin-right:0px; -qt-block-indent:0; text-indent:0px;&quot;&gt;&lt;br /&gt;&lt;/p&gt;&lt;/td&gt;
+&lt;td style=&quot; vertical-align:top;&quot;&gt;
+&lt;p style=&quot; margin-top:0px; margin-bottom:0px; margin-left:0px; margin-right:0px; -qt-block-indent:0; text-indent:0px;&quot;&gt;&lt;br /&gt;&lt;/p&gt;&lt;/td&gt;
+&lt;td style=&quot; vertical-align:top;&quot;&gt;
+&lt;p style=&quot; margin-top:0px; margin-bottom:0px; margin-left:0px; margin-right:0px; -qt-block-indent:0; text-indent:0px;&quot;&gt;&lt;br /&gt;&lt;/p&gt;&lt;/td&gt;&lt;/tr&gt;
+&lt;tr&gt;
+&lt;td style=&quot; vertical-align:top;&quot;&gt;
+&lt;p style=&quot; margin-top:0px; margin-bottom:0px; margin-left:0px; margin-right:0px; -qt-block-indent:0; text-indent:0px;&quot;&gt;&lt;br /&gt;&lt;/p&gt;&lt;/td&gt;
+&lt;td style=&quot; vertical-align:top;&quot;&gt;
+&lt;p style=&quot; margin-top:0px; margin-bottom:0px; margin-left:0px; margin-right:0px; -qt-block-indent:0; text-indent:0px;&quot;&gt;&lt;br /&gt;&lt;/p&gt;&lt;/td&gt;
+&lt;td style=&quot; vertical-align:top;&quot;&gt;
+&lt;p style=&quot; margin-top:0px; margin-bottom:0px; margin-left:0px; margin-right:0px; -qt-block-indent:0; text-indent:0px;&quot;&gt;&lt;br /&gt;&lt;/p&gt;&lt;/td&gt;
+&lt;td style=&quot; vertical-align:top;&quot;&gt;
+&lt;p style=&quot; margin-top:0px; margin-bottom:0px; margin-left:0px; margin-right:0px; -qt-block-indent:0; text-indent:0px;&quot;&gt;&lt;br /&gt;&lt;/p&gt;&lt;/td&gt;&lt;/tr&gt;
+&lt;tr&gt;
+&lt;td style=&quot; vertical-align:top;&quot;&gt;
+&lt;p style=&quot; margin-top:0px; margin-bottom:0px; margin-left:0px; margin-right:0px; -qt-block-indent:0; text-indent:0px;&quot;&gt;&lt;br /&gt;&lt;/p&gt;&lt;/td&gt;
+&lt;td style=&quot; vertical-align:top;&quot;&gt;
+&lt;p style=&quot; margin-top:0px; margin-bottom:0px; margin-left:0px; margin-right:0px; -qt-block-indent:0; text-indent:0px;&quot;&gt;&lt;br /&gt;&lt;/p&gt;&lt;/td&gt;
+&lt;td style=&quot; vertical-align:top;&quot;&gt;
+&lt;p style=&quot; margin-top:0px; margin-bottom:0px; margin-left:0px; margin-right:0px; -qt-block-indent:0; text-indent:0px;&quot;&gt;&lt;br /&gt;&lt;/p&gt;&lt;/td&gt;
+&lt;td style=&quot; vertical-align:top;&quot;&gt;
+&lt;p style=&quot; margin-top:0px; margin-bottom:0px; margin-left:0px; margin-right:0px; -qt-block-indent:0; text-indent:0px;&quot;&gt;&lt;br /&gt;&lt;/p&gt;&lt;/td&gt;&lt;/tr&gt;
+&lt;tr&gt;
+&lt;td style=&quot; vertical-align:top;&quot;&gt;
+&lt;p style=&quot; margin-top:0px; margin-bottom:0px; margin-left:0px; margin-right:0px; -qt-block-indent:0; text-indent:0px;&quot;&gt;&lt;br /&gt;&lt;/p&gt;&lt;/td&gt;
+&lt;td style=&quot; vertical-align:top;&quot;&gt;
+&lt;p style=&quot; margin-top:0px; margin-bottom:0px; margin-left:0px; margin-right:0px; -qt-block-indent:0; text-indent:0px;&quot;&gt;&lt;br /&gt;&lt;/p&gt;&lt;/td&gt;
+&lt;td style=&quot; vertical-align:top;&quot;&gt;
+&lt;p style=&quot; margin-top:0px; margin-bottom:0px; margin-left:0px; margin-right:0px; -qt-block-indent:0; text-indent:0px;&quot;&gt;&lt;br /&gt;&lt;/p&gt;&lt;/td&gt;
+&lt;td style=&quot; vertical-align:top;&quot;&gt;
+&lt;p style=&quot; margin-top:0px; margin-bottom:0px; margin-left:0px; margin-right:0px; -qt-block-indent:0; text-indent:0px;&quot;&gt;&lt;br /&gt;&lt;/p&gt;&lt;/td&gt;&lt;/tr&gt;
+&lt;tr&gt;
+&lt;td style=&quot; vertical-align:top;&quot;&gt;
+&lt;p style=&quot; margin-top:0px; margin-bottom:0px; margin-left:0px; margin-right:0px; -qt-block-indent:0; text-indent:0px;&quot;&gt;&lt;br /&gt;&lt;/p&gt;&lt;/td&gt;
+&lt;td style=&quot; vertical-align:top;&quot;&gt;
+&lt;p style=&quot; margin-top:0px; margin-bottom:0px; margin-left:0px; margin-right:0px; -qt-block-indent:0; text-indent:0px;&quot;&gt;&lt;br /&gt;&lt;/p&gt;&lt;/td&gt;
+&lt;td style=&quot; vertical-align:top;&quot;&gt;
+&lt;p style=&quot; margin-top:0px; margin-bottom:0px; margin-left:0px; margin-right:0px; -qt-block-indent:0; text-indent:0px;&quot;&gt;&lt;br /&gt;&lt;/p&gt;&lt;/td&gt;
+&lt;td style=&quot; vertical-align:top;&quot;&gt;
+&lt;p style=&quot; margin-top:0px; margin-bottom:0px; margin-left:0px; margin-right:0px; -qt-block-indent:0; text-indent:0px;&quot;&gt;&lt;br /&gt;&lt;/p&gt;&lt;/td&gt;&lt;/tr&gt;
+&lt;tr&gt;
+&lt;td style=&quot; vertical-align:top;&quot;&gt;
+&lt;p style=&quot; margin-top:0px; margin-bottom:0px; margin-left:0px; margin-right:0px; -qt-block-indent:0; text-indent:0px;&quot;&gt;&lt;br /&gt;&lt;/p&gt;&lt;/td&gt;
+&lt;td style=&quot; vertical-align:top;&quot;&gt;
+&lt;p style=&quot; margin-top:0px; margin-bottom:0px; margin-left:0px; margin-right:0px; -qt-block-indent:0; text-indent:0px;&quot;&gt;&lt;br /&gt;&lt;/p&gt;&lt;/td&gt;
+&lt;td style=&quot; vertical-align:top;&quot;&gt;
+&lt;p style=&quot; margin-top:0px; margin-bottom:0px; margin-left:0px; margin-right:0px; -qt-block-indent:0; text-indent:0px;&quot;&gt;&lt;br /&gt;&lt;/p&gt;&lt;/td&gt;
+&lt;td style=&quot; vertical-align:top;&quot;&gt;
+&lt;p style=&quot; margin-top:0px; margin-bottom:0px; margin-left:0px; margin-right:0px; -qt-block-indent:0; text-indent:0px;&quot;&gt;&lt;br /&gt;&lt;/p&gt;&lt;/td&gt;&lt;/tr&gt;
+&lt;tr&gt;
+&lt;td style=&quot; vertical-align:top;&quot;&gt;
+&lt;p style=&quot; margin-top:0px; margin-bottom:0px; margin-left:0px; margin-right:0px; -qt-block-indent:0; text-indent:0px;&quot;&gt;&lt;br /&gt;&lt;/p&gt;&lt;/td&gt;
+&lt;td style=&quot; vertical-align:top;&quot;&gt;
+&lt;p style=&quot; margin-top:0px; margin-bottom:0px; margin-left:0px; margin-right:0px; -qt-block-indent:0; text-indent:0px;&quot;&gt;&lt;br /&gt;&lt;/p&gt;&lt;/td&gt;
+&lt;td style=&quot; vertical-align:top;&quot;&gt;
+&lt;p style=&quot; margin-top:0px; margin-bottom:0px; margin-left:0px; margin-right:0px; -qt-block-indent:0; text-indent:0px;&quot;&gt;&lt;br /&gt;&lt;/p&gt;&lt;/td&gt;
+&lt;td style=&quot; vertical-align:top;&quot;&gt;
+&lt;p style=&quot; margin-top:0px; margin-bottom:0px; margin-left:0px; margin-right:0px; -qt-block-indent:0; text-indent:0px;&quot;&gt;&lt;br /&gt;&lt;/p&gt;&lt;/td&gt;&lt;/tr&gt;
+&lt;tr&gt;
+&lt;td style=&quot; vertical-align:top;&quot;&gt;
+&lt;p style=&quot; margin-top:0px; margin-bottom:0px; margin-left:0px; margin-right:0px; -qt-block-indent:0; text-indent:0px;&quot;&gt;&lt;br /&gt;&lt;/p&gt;&lt;/td&gt;
+&lt;td style=&quot; vertical-align:top;&quot;&gt;
+&lt;p style=&quot; margin-top:0px; margin-bottom:0px; margin-left:0px; margin-right:0px; -qt-block-indent:0; text-indent:0px;&quot;&gt;&lt;br /&gt;&lt;/p&gt;&lt;/td&gt;
+&lt;td style=&quot; vertical-align:top;&quot;&gt;
+&lt;p style=&quot; margin-top:0px; margin-bottom:0px; margin-left:0px; margin-right:0px; -qt-block-indent:0; text-indent:0px;&quot;&gt;&lt;br /&gt;&lt;/p&gt;&lt;/td&gt;
+&lt;td style=&quot; vertical-align:top;&quot;&gt;
+&lt;p style=&quot; margin-top:0px; margin-bottom:0px; margin-left:0px; margin-right:0px; -qt-block-indent:0; text-indent:0px;&quot;&gt;&lt;br /&gt;&lt;/p&gt;&lt;/td&gt;&lt;/tr&gt;
+&lt;tr&gt;
+&lt;td style=&quot; vertical-align:top;&quot;&gt;
+&lt;p style=&quot; margin-top:0px; margin-bottom:0px; margin-left:0px; margin-right:0px; -qt-block-indent:0; text-indent:0px;&quot;&gt;&lt;br /&gt;&lt;/p&gt;&lt;/td&gt;
+&lt;td style=&quot; vertical-align:top;&quot;&gt;
+&lt;p style=&quot; margin-top:0px; margin-bottom:0px; margin-left:0px; margin-right:0px; -qt-block-indent:0; text-indent:0px;&quot;&gt;&lt;br /&gt;&lt;/p&gt;&lt;/td&gt;
+&lt;td style=&quot; vertical-align:top;&quot;&gt;
+&lt;p style=&quot; margin-top:0px; margin-bottom:0px; margin-left:0px; margin-right:0px; -qt-block-indent:0; text-indent:0px;&quot;&gt;&lt;br /&gt;&lt;/p&gt;&lt;/td&gt;
+&lt;td style=&quot; vertical-align:top;&quot;&gt;
+&lt;p style=&quot; margin-top:0px; margin-bottom:0px; margin-left:0px; margin-right:0px; -qt-block-indent:0; text-indent:0px;&quot;&gt;&lt;br /&gt;&lt;/p&gt;&lt;/td&gt;&lt;/tr&gt;&lt;/table&gt;
+&lt;p style=&quot; margin-top:12px; margin-bottom:12px; margin-left:0px; margin-right:0px; -qt-block-indent:0; text-indent:0px;&quot;&gt;&lt;br /&gt;&lt;/p&gt;
 &lt;p style=&quot; margin-top:12px; margin-bottom:12px; margin-left:0px; margin-right:0px; -qt-block-indent:0; text-indent:0px;&quot;&gt;&lt;br /&gt;&lt;/p&gt;&lt;/body&gt;&lt;/html&gt;</string>
        </property>
        <property name="source">
```
Left out of the diff: 2 changed lines with no effect on the pictures. The commit also changes 8 other files.
